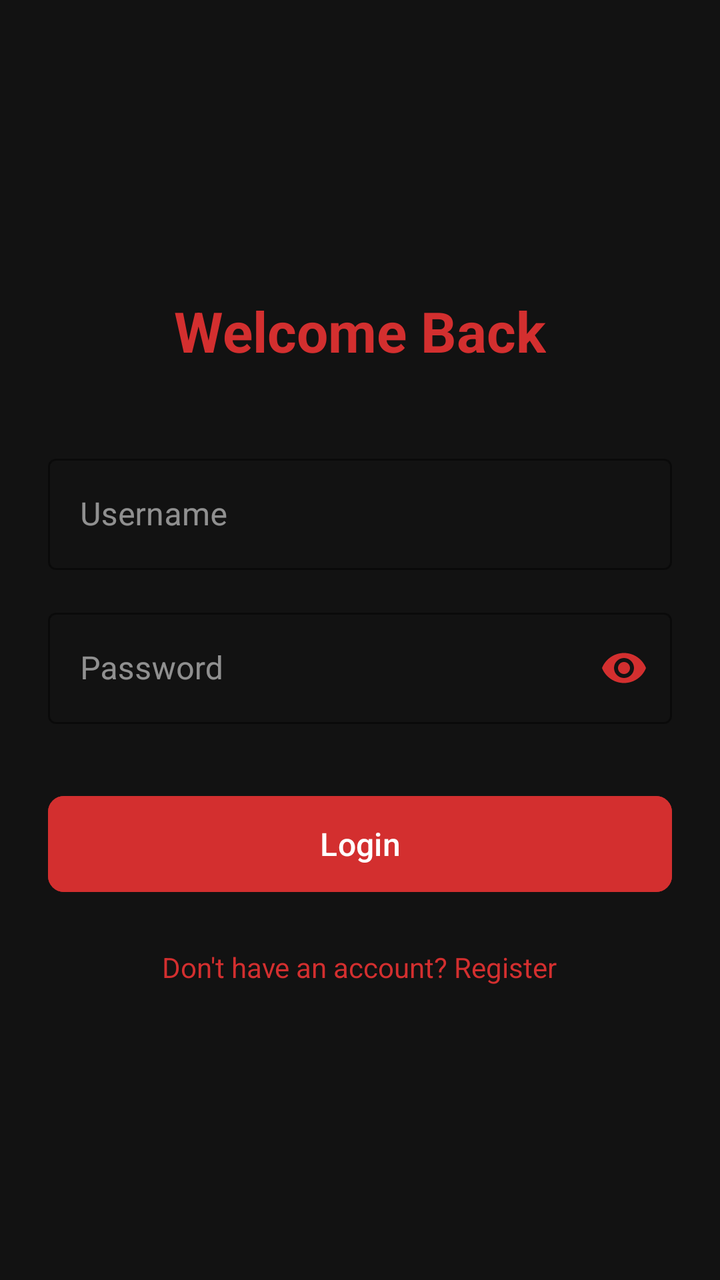
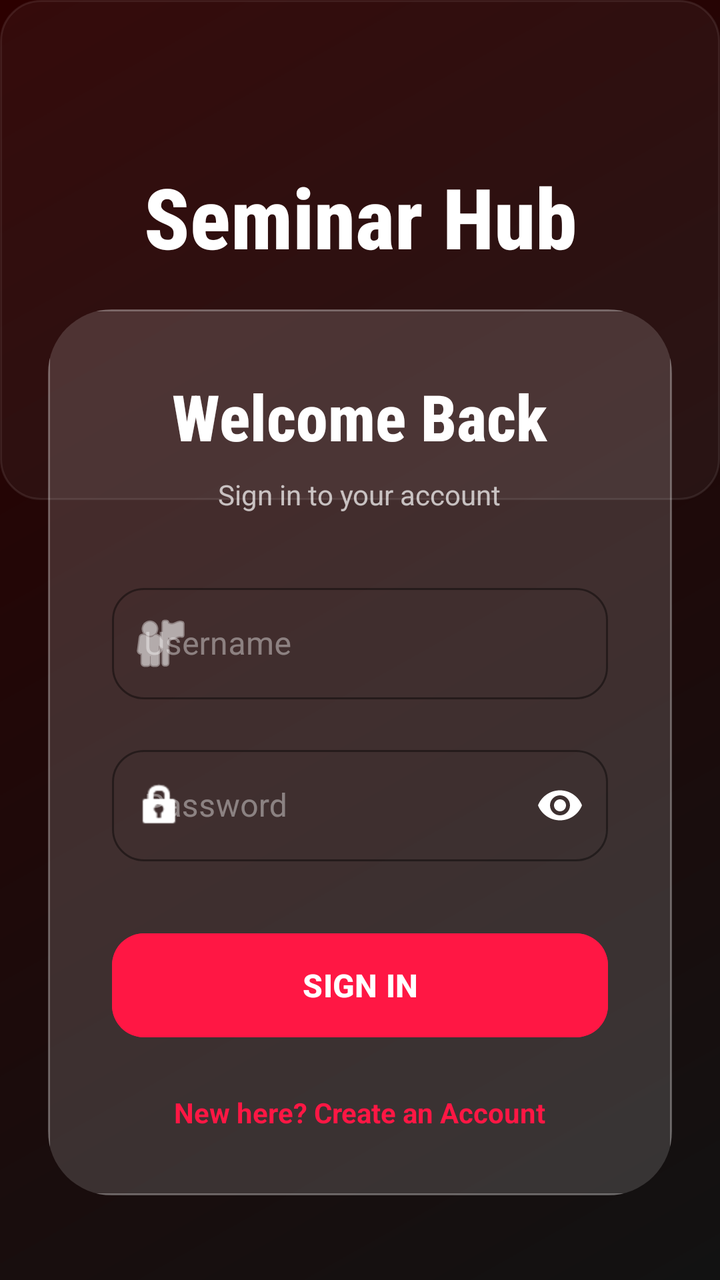

Compare the two renders of this Android layout. The source of the first and the diff that turns it into the second are given below.
<!-- AndroidManifest.xml: activity theme Theme.FormLogRegiss -->
<!-- res/layout/activity_main.xml -->
<?xml version="1.0" encoding="utf-8"?>
<LinearLayout xmlns:android="http://schemas.android.com/apk/res/android"
    xmlns:app="http://schemas.android.com/apk/res-auto"
    xmlns:tools="http://schemas.android.com/tools"
    android:layout_width="match_parent"
    android:layout_height="match_parent"
    android:orientation="vertical"
    android:gravity="center"
    android:padding="24dp"
    android:background="@color/persona_black"
    tools:context=".MainActivity">

    <TextView
        android:layout_width="wrap_content"
        android:layout_height="wrap_content"
        android:text="Welcome Back"
        android:textColor="@color/persona_red"
        android:textSize="28sp"
        android:textStyle="bold"
        android:layout_marginBottom="40dp"/>

    <com.google.android.material.textfield.TextInputLayout
        android:layout_width="match_parent"
        android:layout_height="wrap_content"
        android:hint="Username"
        app:boxStrokeColor="@color/persona_red"
        app:hintTextColor="@color/persona_red"
        android:textColorHint="#88FFFFFF"
        style="@style/Widget.MaterialComponents.TextInputLayout.OutlinedBox">

        <com.google.android.material.textfield.TextInputEditText
            android:id="@+id/etUsername"
            android:layout_width="match_parent"
            android:layout_height="wrap_content"
            android:textColor="@color/white"
            android:inputType="text"/>
    </com.google.android.material.textfield.TextInputLayout>

    <com.google.android.material.textfield.TextInputLayout
        android:layout_width="match_parent"
        android:layout_height="wrap_content"
        android:hint="Password"
        android:layout_marginTop="16dp"
        app:boxStrokeColor="@color/persona_red"
        app:hintTextColor="@color/persona_red"
        android:textColorHint="#88FFFFFF"
        app:passwordToggleEnabled="true"
        app:passwordToggleTint="@color/persona_red"
        style="@style/Widget.MaterialComponents.TextInputLayout.OutlinedBox">

        <com.google.android.material.textfield.TextInputEditText
            android:id="@+id/etPassword"
            android:layout_width="match_parent"
            android:layout_height="wrap_content"
            android:textColor="@color/white"
            android:inputType="textPassword"/>
    </com.google.android.material.textfield.TextInputLayout>

    <Button
        android:id="@+id/btnLogin"
        android:layout_width="match_parent"
        android:layout_height="56dp"
        android:text="Login"
        android:layout_marginTop="32dp"
        android:backgroundTint="@color/persona_red"
        android:textColor="@color/white"
        android:textAllCaps="false"
        android:textSize="16sp"
        app:cornerRadius="8dp"/>

    <TextView
        android:id="@+id/tvRegister"
        android:layout_width="wrap_content"
        android:layout_height="wrap_content"
        android:text="Don't have an account? Register"
        android:layout_marginTop="24dp"
        android:textColor="@color/persona_red"
        android:textSize="14sp"
        android:clickable="true"
        android:focusable="true"/>

</LinearLayout>
<!-- resources referenced by this layout -->
<resources>
  <color name="persona_black">#121212</color>
  <color name="persona_red">#D32F2F</color>
  <color name="white">#FFFFFFFF</color>
  <style name="Theme.FormLogRegiss" parent="Base.Theme.FormLogRegiss" />
  <style name="Base.Theme.FormLogRegiss" parent="Theme.Material3.DayNight.NoActionBar">
          
          <item name="colorPrimary">@color/persona_red</item>
          <item name="colorOnPrimary">@color/white</item>
          <item name="android:windowBackground">@color/persona_black</item>
          <item name="colorSurface">@color/persona_black</item>
          <item name="colorOnSurface">@color/persona_white</item>
      </style>
  <color name="persona_white">#F5F5F5</color>
</resources>

<!-- the commit's change to res/layout/activity_main.xml (unified diff, before → after) -->
@@ -1,82 +1,155 @@
 <?xml version="1.0" encoding="utf-8"?>
-<LinearLayout xmlns:android="http://schemas.android.com/apk/res/android"
+<androidx.constraintlayout.widget.ConstraintLayout xmlns:android="http://schemas.android.com/apk/res/android"
     xmlns:app="http://schemas.android.com/apk/res-auto"
     xmlns:tools="http://schemas.android.com/tools"
     android:layout_width="match_parent"
     android:layout_height="match_parent"
-    android:orientation="vertical"
-    android:gravity="center"
-    android:padding="24dp"
-    android:background="@color/persona_black"
+    android:background="@drawable/bg_gradient_dark"
     tools:context=".MainActivity">
 
+    
+    <View
+        android:id="@+id/topDecor"
+        android:layout_width="match_parent"
+        android:layout_height="250dp"
+        android:alpha="0.3"
+        android:background="@drawable/bg_glass_card"
+        app:layout_constraintTop_toTopOf="parent" />
+
     <TextView
+        android:id="@+id/tvLoginTitle"
         android:layout_width="wrap_content"
         android:layout_height="wrap_content"
-        android:text="Welcome Back"
-        android:textColor="@color/persona_red"
-        android:textSize="28sp"
+        android:layout_marginTop="80dp"
+        android:fontFamily="sans-serif-condensed-medium"
+        android:text="Seminar Hub"
+        android:textColor="@color/white"
+        android:textSize="42sp"
         android:textStyle="bold"
-        android:layout_marginBottom="40dp"/>
+        app:layout_constraintEnd_toEndOf="parent"
+        app:layout_constraintStart_toStartOf="parent"
+        app:layout_constraintTop_toTopOf="parent" />
 
-    <com.google.android.material.textfield.TextInputLayout
+    <com.google.android.material.card.MaterialCardView
         android:layout_width="match_parent"
         android:layout_height="wrap_content"
-        android:hint="Username"
-        app:boxStrokeColor="@color/persona_red"
-        app:hintTextColor="@color/persona_red"
-        android:textColorHint="#88FFFFFF"
-        style="@style/Widget.MaterialComponents.TextInputLayout.OutlinedBox">
+        android:layout_marginHorizontal="24dp"
+        app:cardBackgroundColor="@android:color/transparent"
+        app:cardCornerRadius="32dp"
+        app:cardElevation="0dp"
+        app:layout_constraintBottom_toBottomOf="parent"
+        app:layout_constraintTop_toBottomOf="@id/tvLoginTitle"
+        app:layout_constraintVertical_bias="0.3"
+        app:strokeWidth="0dp">
 
-        <com.google.android.material.textfield.TextInputEditText
-            android:id="@+id/etUsername"
+        <FrameLayout
             android:layout_width="match_parent"
             android:layout_height="wrap_content"
-            android:textColor="@color/white"
-            android:inputType="text"/>
-    </com.google.android.material.textfield.TextInputLayout>
+            android:background="@drawable/bg_glass_card"
+            android:padding="32dp">
 
-    <com.google.android.material.textfield.TextInputLayout
-        android:layout_width="match_parent"
-        android:layout_height="wrap_content"
-        android:hint="Password"
-        android:layout_marginTop="16dp"
-        app:boxStrokeColor="@color/persona_red"
-        app:hintTextColor="@color/persona_red"
-        android:textColorHint="#88FFFFFF"
-        app:passwordToggleEnabled="true"
-        app:passwordToggleTint="@color/persona_red"
-        style="@style/Widget.MaterialComponents.TextInputLayout.OutlinedBox">
+            <LinearLayout
+                android:layout_width="match_parent"
+                android:layout_height="wrap_content"
+                android:orientation="vertical">
 
-        <com.google.android.material.textfield.TextInputEditText
-            android:id="@+id/etPassword"
-            android:layout_width="match_parent"
-            android:layout_height="wrap_content"
-            android:textColor="@color/white"
-            android:inputType="textPassword"/>
-    </com.google.android.material.textfield.TextInputLayout>
+                <TextView
+                    android:layout_width="wrap_content"
+                    android:layout_height="wrap_content"
+                    android:layout_gravity="center_horizontal"
+                    android:layout_marginBottom="8dp"
+                    android:fontFamily="sans-serif-condensed-medium"
+                    android:text="Welcome Back"
+                    android:textColor="@color/white"
+                    android:textSize="32sp"
+                    android:textStyle="bold" />
 
-    <Button
-        android:id="@+id/btnLogin"
-        android:layout_width="match_parent"
-        android:layout_height="56dp"
-        android:text="Login"
-        android:layout_marginTop="32dp"
-        android:backgroundTint="@color/persona_red"
-        android:textColor="@color/white"
-        android:textAllCaps="false"
-        android:textSize="16sp"
-        app:cornerRadius="8dp"/>
+                <TextView
+                    android:layout_width="wrap_content"
+                    android:layout_height="wrap_content"
+                    android:layout_gravity="center_horizontal"
+                    android:layout_marginBottom="32dp"
+                    android:text="Sign in to your account"
+                    android:textColor="#B3FFFFFF"
+                    android:textSize="14sp" />
 
-    <TextView
-        android:id="@+id/tvRegister"
-        android:layout_width="wrap_content"
-        android:layout_height="wrap_content"
-        android:text="Don't have an account? Register"
-        android:layout_marginTop="24dp"
-        android:textColor="@color/persona_red"
-        android:textSize="14sp"
-        android:clickable="true"
-        android:focusable="true"/>
+                <com.google.android.material.textfield.TextInputLayout
+                    style="@style/Widget.MaterialComponents.TextInputLayout.OutlinedBox"
+                    android:layout_width="match_parent"
+                    android:layout_height="wrap_content"
+                    android:hint="Username"
+                    android:textColorHint="#66FFFFFF"
+                    app:boxCornerRadiusBottomEnd="16dp"
+                    app:boxCornerRadiusBottomStart="16dp"
+                    app:boxCornerRadiusTopEnd="16dp"
+                    app:boxCornerRadiusTopStart="16dp"
+                    app:boxStrokeColor="@color/white"
+                    app:hintTextColor="@color/white"
+                    app:startIconDrawable="@android:drawable/ic_menu_myplaces"
+                    app:startIconTint="@color/white">
 
-</LinearLayout>
+                    <com.google.android.material.textfield.TextInputEditText
+                        android:id="@+id/etUsername"
+                        android:layout_width="match_parent"
+                        android:layout_height="wrap_content"
+                        android:inputType="text"
+                        android:textColor="@color/white" />
+                </com.google.android.material.textfield.TextInputLayout>
+
+                <com.google.android.material.textfield.TextInputLayout
+                    style="@style/Widget.MaterialComponents.TextInputLayout.OutlinedBox"
+                    android:layout_width="match_parent"
+                    android:layout_height="wrap_content"
+                    android:layout_marginTop="20dp"
+                    android:hint="Password"
+                    android:textColorHint="#66FFFFFF"
+                    app:boxCornerRadiusBottomEnd="16dp"
+                    app:boxCornerRadiusBottomStart="16dp"
+                    app:boxCornerRadiusTopEnd="16dp"
+                    app:boxCornerRadiusTopStart="16dp"
+                    app:boxStrokeColor="@color/white"
+                    app:hintTextColor="@color/white"
+                    app:passwordToggleEnabled="true"
+                    app:passwordToggleTint="@color/white"
+                    app:startIconDrawable="@android:drawable/ic_lock_idle_lock"
+                    app:startIconTint="@color/white">
+
+                    <com.google.android.material.textfield.TextInputEditText
+                        android:id="@+id/etPassword"
+                        android:layout_width="match_parent"
+                        android:layout_height="wrap_content"
+                        android:inputType="textPassword"
+                        android:textColor="@color/white" />
+                </com.google.android.material.textfield.TextInputLayout>
+
+                <com.google.android.material.button.MaterialButton
+                    android:id="@+id/btnLogin"
+                    android:layout_width="match_parent"
+                    android:layout_height="60dp"
+                    android:layout_marginTop="32dp"
+                    android:backgroundTint="@color/vibrant_red"
+                    android:text="SIGN IN"
+                    android:textColor="@color/white"
+                    android:textSize="16sp"
+                    android:textStyle="bold"
+                    app:cornerRadius="16dp"
+                    app:elevation="8dp" />
+
+                <TextView
+                    android:id="@+id/tvRegister"
+                    android:layout_width="wrap_content"
+                    android:layout_height="wrap_content"
+                    android:layout_gravity="center_horizontal"
+                    android:layout_marginTop="24dp"
+                    android:clickable="true"
+                    android:focusable="true"
+                    android:text="New here? Create an Account"
+                    android:textColor="@color/vibrant_red"
+                    android:textSize="14sp"
+                    android:textStyle="bold" />
+
+            </LinearLayout>
+        </FrameLayout>
+    </com.google.android.material.card.MaterialCardView>
+
+</androidx.constraintlayout.widget.ConstraintLayout>
<!-- resource entries referenced after the edit -->
@@ -1,17 +1,52 @@
 <!-- resources referenced by this layout -->
 <resources>
-  <color name="persona_black">#121212</color>
+  <color name="vibrant_red">#FF1744</color>
   <color name="persona_red">#D32F2F</color>
+  <!-- drawable bg_gradient_light (drawable) -->
+  <?xml version="1.0" encoding="utf-8"?>
+  <shape xmlns:android="http://schemas.android.com/apk/res/android"
+      android:shape="rectangle">
+      <gradient
+          android:angle="135"
+          android:endColor="@color/grad_end_light"
+          android:startColor="@color/grad_start_light"
+          android:type="linear" />
+  </shape>
+  <color name="black">#FF000000</color>
+  <color name="grad_end_light">#FFEBEE</color>
+  <color name="grad_start_light">#FFFFFF</color>
   <color name="white">#FFFFFFFF</color>
+  <!-- drawable bg_glass_card (drawable) -->
+  <?xml version="1.0" encoding="utf-8"?>
+  <shape xmlns:android="http://schemas.android.com/apk/res/android">
+      <solid android:color="@color/glass_white" />
+      <corners android:radius="20dp" />
+      <stroke
+          android:width="1dp"
+          android:color="@color/glass_stroke" />
+  </shape>
+  <!-- drawable bg_gradient_dark (drawable) -->
+  <?xml version="1.0" encoding="utf-8"?>
+  <shape xmlns:android="http://schemas.android.com/apk/res/android"
+      android:shape="rectangle">
+      <gradient
+          android:angle="135"
+          android:endColor="@color/grad_end_dark"
+          android:startColor="@color/grad_start_dark"
+          android:type="linear" />
+  </shape>
   <style name="Theme.FormLogRegiss" parent="Base.Theme.FormLogRegiss" />
+  <color name="glass_white">#26FFFFFF</color>
+  <color name="glass_stroke">#4DFFFFFF</color>
+  <color name="grad_end_dark">#2C0000</color>
+  <color name="grad_start_dark">#121212</color>
   <style name="Base.Theme.FormLogRegiss" parent="Theme.Material3.DayNight.NoActionBar">
-          
           <item name="colorPrimary">@color/persona_red</item>
           <item name="colorOnPrimary">@color/white</item>
-          <item name="android:windowBackground">@color/persona_black</item>
-          <item name="colorSurface">@color/persona_black</item>
-          <item name="colorOnSurface">@color/persona_white</item>
+          <item name="android:windowBackground">@drawable/bg_gradient_light</item>
+          <item name="colorSurface">@color/white</item>
+          <item name="colorOnSurface">@color/black</item>
+          <item name="colorSecondary">@color/vibrant_red</item>
       </style>
-  <color name="persona_white">#F5F5F5</color>
 </resources>
 
